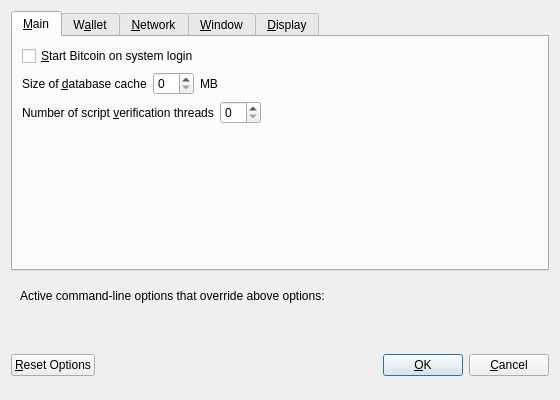
Qt form src/qt/forms/optionsdialog.ui (ClusterCoinTeam/ClusterCoin) before a commit.
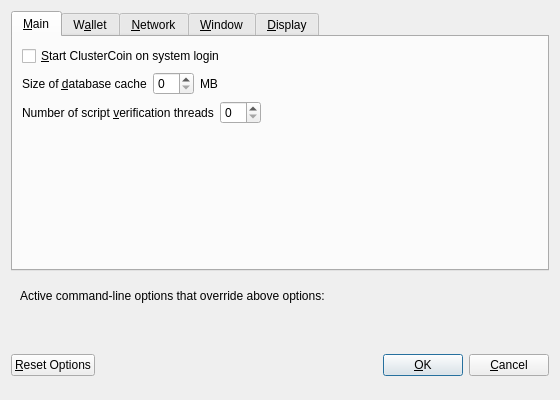
The same form after that commit. Custom widgets are drawn as their Qt base class.

Commit message: bitcoin->clustercoin

```diff
--- a/src/qt/forms/optionsdialog.ui
+++ b/src/qt/forms/optionsdialog.ui
@@ -33,7 +33,7 @@
           <string>Automatically start Bitcoin after logging in to the system.</string>
          </property>
          <property name="text">
-          <string>&amp;Start Bitcoin on system login</string>
+          <string>&amp;Start ClusterCoin on system login</string>
          </property>
         </widget>
        </item>
```
Left out of the diff: 2 changed lines with no effect on the pictures. The commit also changes 11 other files.
